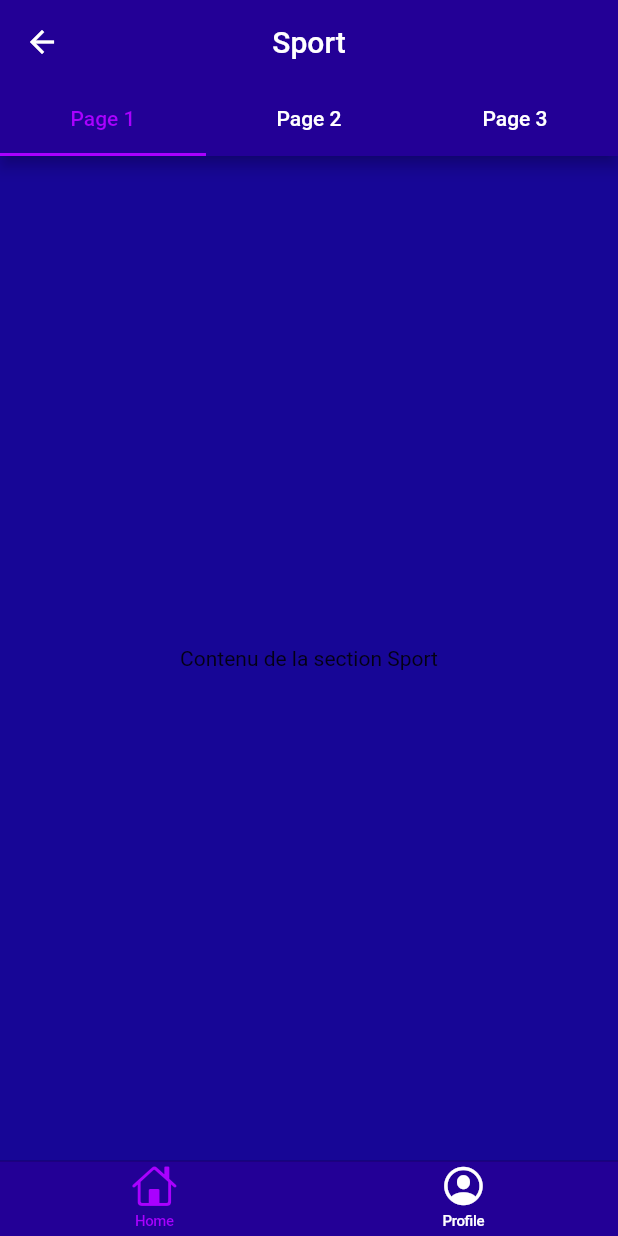
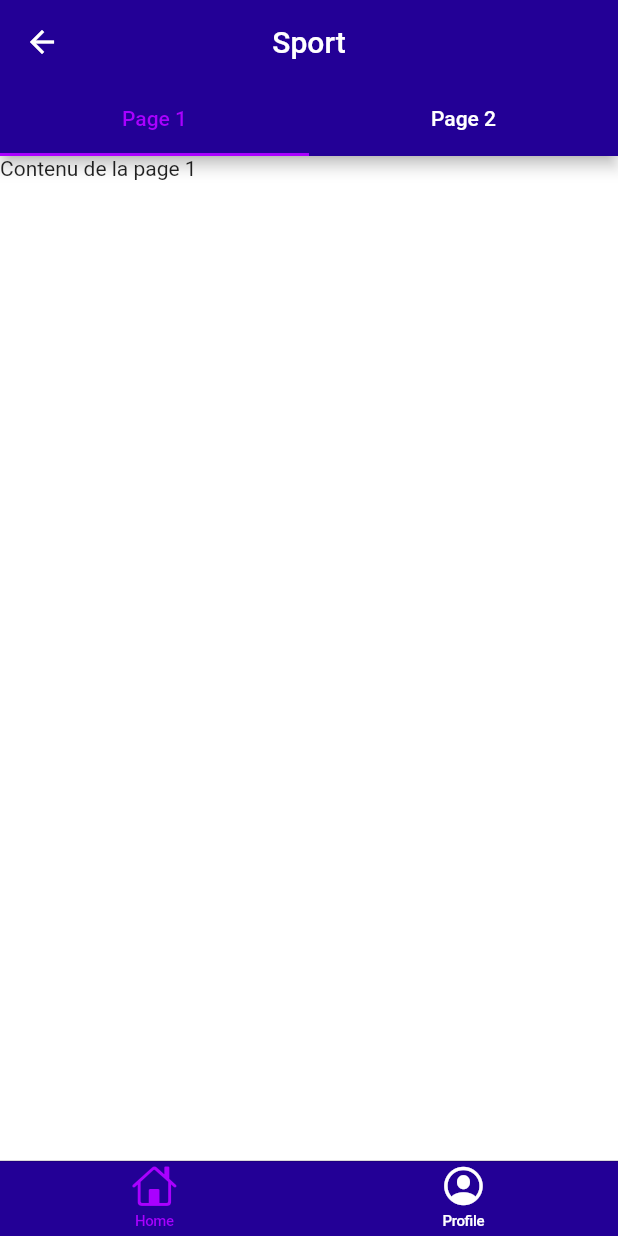
Before and after one commit to rayandu924/SimpLife, a Flutter app: the screen it shows after launch, after a tap on "Sport", on a phone screen of 412 x 824 dp. Run offline on Flutter 3.47's test engine with Material 2 defaults, Android fonts, the phone set to English and light mode, and no system bars.

Commit message:
make section pages more dynamics

```diff
--- a/lib/main.dart
+++ b/lib/main.dart
@@ -10,7 +10,7 @@ class Settings {
   Color foreGroundSecondaryColor;
 
   Settings({
-    this.backGroundPrimaryColor = const Color.fromARGB(255, 23, 6, 150),
+    this.backGroundPrimaryColor = const Color.fromARGB(255, 68, 0, 255),
     this.backGroundSecondaryColor = const Color.fromARGB(255, 35, 0, 150),
     this.foreGroundPrimaryColor = const Color.fromARGB(255, 170, 0, 255),
     this.foreGroundSecondaryColor = const Color.fromARGB(255, 255, 255, 255),
@@ -141,16 +141,23 @@ class _MyHomePageState extends State<MyHomePage> {
   }
 }
 
+class Page {
+  final String title;
+  final Widget Function() buildPage;
+
+  Page({required this.title, required this.buildPage});
+}
+
 abstract class BaseSectionPage extends StatefulWidget {
   final Settings settings;
   final String title;
+  final List<Page> pages;
 
   BaseSectionPage({
     required this.settings,
     required this.title,
+    required this.pages,
   });
-
-  Widget buildPage(BuildContext context);
 
   @override
   _BaseSectionPageState createState() => _BaseSectionPageState();
@@ -158,16 +165,11 @@ abstract class BaseSectionPage extends StatefulWidget {
 
 class _BaseSectionPageState extends State<BaseSectionPage> with SingleTickerProviderStateMixin {
   late TabController _tabController;
-  final List<Tab> myTabs = <Tab>[
-    new Tab(text: 'Page 1'),
-    new Tab(text: 'Page 2'),
-    new Tab(text: 'Page 3'),
-  ];
 
   @override
   void initState() {
     super.initState();
-    _tabController = new TabController(vsync: this, length: myTabs.length);
+    _tabController = new TabController(vsync: this, length: widget.pages.length);
   }
 
   @override
@@ -185,7 +187,7 @@ class _BaseSectionPageState extends State<BaseSectionPage> with SingleTickerProv
         backgroundColor: widget.settings.backGroundSecondaryColor,
         bottom: TabBar(
           controller: _tabController,
-          tabs: myTabs,
+          tabs: widget.pages.map((page) => Tab(text: page.title)).toList(),
           indicatorColor: widget.settings.foreGroundPrimaryColor,
           labelColor: widget.settings.foreGroundPrimaryColor,
           unselectedLabelColor: widget.settings.foreGroundSecondaryColor,
@@ -193,8 +195,8 @@ class _BaseSectionPageState extends State<BaseSectionPage> with SingleTickerProv
       ),
       body: TabBarView(
         controller: _tabController,
-        children: myTabs.map((Tab tab) {
-          return widget.buildPage(context);
+        children: widget.pages.map((page) {
+          return page.buildPage();
         }).toList(),
       ),
     );
@@ -261,14 +263,15 @@ class _HomePageState extends State<HomePage> {
   Widget getPage(String title) {
     switch (title) {
       case 'Sport':
-        return SportPage(settings: widget.settings);
+        return SportSection(settings: widget.settings);
       case 'Alimentation':
-        return AlimentationPage(settings: widget.settings);
+        return AlimentationSection(settings: widget.settings);
       default:
         return Center(child: Text('Page non trouvée'));
     }
   }
 }
+
 class SectionCardItem extends StatelessWidget {
   final String title;
   final String subtitle;
@@ -320,32 +323,45 @@ class SectionCardItem extends StatelessWidget {
     );
   }
 }
+class SportSection extends BaseSectionPage {
+  SportSection({required Settings settings})
+      : super(
+          settings: settings,
+          title: 'Sport',
+          pages: [
+            Page(title: 'Page 1', buildPage: () => Text('Contenu de la page 1')),
+            Page(title: 'Page 2', buildPage: () => Text('Contenu de la page 2')),
+            // Ajoutez d'autres pages ici
+          ],
+        );
 
-class SportPage extends BaseSectionPage {
-  SportPage({required Settings settings})
-      : super(settings: settings, title: 'Sport');
-
-  @override
-  Widget buildPage(BuildContext context) {
+  static Widget _buildSportPage(String pageTitle) {
     return Container(
-      color: settings.backGroundPrimaryColor, // Changez cette ligne pour la couleur que vous voulez
+      // Utilisez la couleur appropriée pour la section Sport
       child: Center(
-        child: Text('Contenu de la section Sport'),
+        child: Text('Contenu de la section Sport - $pageTitle'),
       ),
     );
   }
 }
 
-class AlimentationPage extends BaseSectionPage {
-  AlimentationPage({required Settings settings})
-      : super(settings: settings, title: 'Alimentation');
+class AlimentationSection extends BaseSectionPage {
+  AlimentationSection({required Settings settings})
+      : super(
+          settings: settings,
+          title: 'Alimentation',
+          pages: [
+            Page(title: 'Page 1', buildPage: () => Text('Contenu de la page 1')),
+            Page(title: 'Page 2', buildPage: () => Text('Contenu de la page 2')),
+            // Ajoutez d'autres pages ici
+          ],
+        );
 
-  @override
-  Widget buildPage(BuildContext context) {
+  static Widget _buildAlimentationPage(String pageTitle) {
     return Container(
-      color: settings.backGroundPrimaryColor,
+      // Utilisez la couleur appropriée pour la section Alimentation
       child: Center(
-        child: Text('Contenu de la section Alimentation'),
+        child: Text('Contenu de la section Alimentation - $pageTitle'),
       ),
     );
   }
@@ -363,3 +379,23 @@ class ProfilePage extends StatelessWidget {
     );
   }
 }
+
+class Content extends StatelessWidget {
+  final String title;
+  final Widget child;
+
+  Content({
+    required this.title,
+    required this.child,
+  });
+
+  @override
+  Widget build(BuildContext context) {
+    return Scaffold(
+      appBar: AppBar(
+        title: Text(title),
+      ),
+      body: child,
+    );
+  }
+}
```
